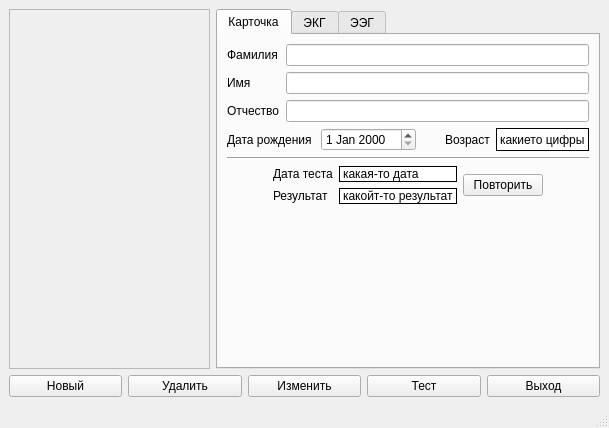
Above: gui/design.ui from egorguslyan/kvantoriada before the change. Below: the same form after it.
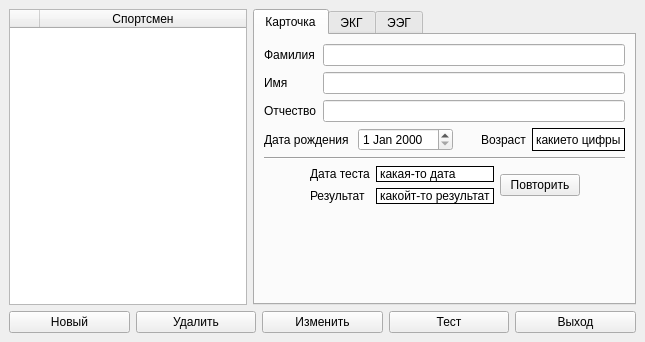
That is the form after the change.

Diff of the .ui file:
```diff
--- a/gui/design.ui
+++ b/gui/design.ui
@@ -6,8 +6,8 @@
    <rect>
     <x>0</x>
     <y>0</y>
-    <width>609</width>
-    <height>428</height>
+    <width>645</width>
+    <height>342</height>
    </rect>
   </property>
   <property name="windowTitle">
@@ -18,33 +18,38 @@
     <item>
      <layout class="QHBoxLayout" name="horizontalLayout">
       <item>
-       <widget class="QScrollArea" name="scrollArea">
-        <property name="minimumSize">
-         <size>
-          <width>201</width>
-          <height>0</height>
-         </size>
-        </property>
-        <property name="maximumSize">
-         <size>
-          <width>300</width>
-          <height>16777215</height>
-         </size>
-        </property>
-        <property name="widgetResizable">
+       <widget class="QTableWidget" name="tableWidget">
+        <attribute name="horizontalHeaderMinimumSectionSize">
+         <number>10</number>
+        </attribute>
+        <attribute name="horizontalHeaderDefaultSectionSize">
+         <number>30</number>
+        </attribute>
+        <attribute name="horizontalHeaderStretchLastSection">
          <bool>true</bool>
-        </property>
-        <widget class="QWidget" name="scrollAreaWidgetContents_2">
-         <property name="geometry">
-          <rect>
-           <x>0</x>
-           <y>0</y>
-           <width>199</width>
-           <height>345</height>
-          </rect>
+        </attribute>
+        <attribute name="verticalHeaderVisible">
+         <bool>false</bool>
+        </attribute>
+        <column>
+         <property name="text">
+          <string/>
          </property>
-         <layout class="QVBoxLayout" name="verticalLayout_2"/>
-        </widget>
+         <property name="foreground">
+          <brush brushstyle="NoBrush">
+           <color alpha="255">
+            <red>0</red>
+            <green>0</green>
+            <blue>0</blue>
+           </color>
+          </brush>
+         </property>
+        </column>
+        <column>
+         <property name="text">
+          <string>Спортсмен</string>
+         </property>
+        </column>
        </widget>
       </item>
       <item>
@@ -336,7 +341,6 @@
     </item>
    </layout>
   </widget>
-  <widget class="QStatusBar" name="statusbar"/>
  </widget>
  <tabstops>
   <tabstop>scrollArea</tabstop>
```
Left out of the diff: 17 changed lines with no effect on the pictures.
